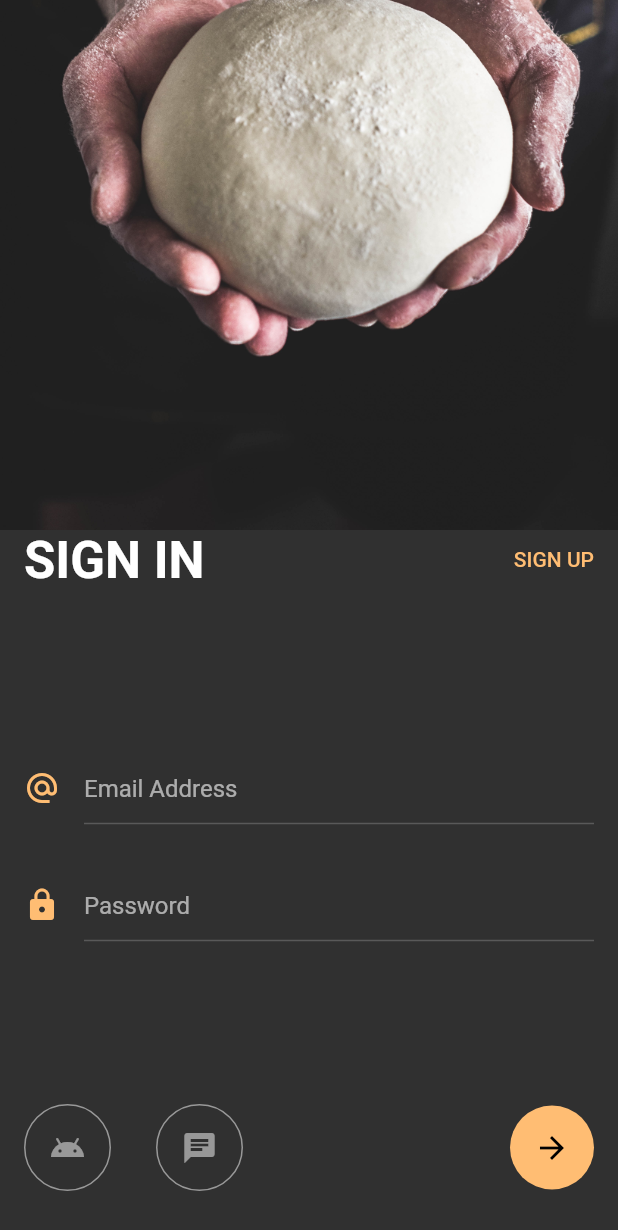
After one commit to hpbyte/flutter_warm_ups, a Flutter app: the screen it shows after launch, after a tap on "START LEARNING", on a phone screen of 412 x 824 dp. The commit adds this screen. Shown: the top 1230 px of the screen. Run offline on Flutter 3.47's test engine with Material 2 defaults, Android fonts, the phone set to English and light mode, and no system bars.

Commit message:
new: Login Screen

```diff
--- /dev/null
+++ b/lib/login_screen.dart
@@ -0,0 +1,135 @@
+import 'package:flutter/material.dart';
+import 'package:warmups/constants.dart';
+
+class LoginScreen extends StatelessWidget {
+  @override
+  Widget build(BuildContext context) {
+    return Scaffold(
+      body: Column(
+        children: [
+          Expanded(
+            flex: 3,
+            child: Container(
+              decoration: BoxDecoration(
+                image: DecorationImage(
+                  image: AssetImage('assets/bg.jpg'),
+                  fit: BoxFit.cover,
+                  alignment: Alignment.bottomCenter,
+                ),
+              ),
+            ),
+          ),
+          Expanded(
+            flex: 4,
+            child: Padding(
+              padding: EdgeInsets.symmetric(horizontal: 16),
+              child: Column(
+                children: [
+                  Row(
+                    mainAxisAlignment: MainAxisAlignment.spaceBetween,
+                    children: [
+                      Text(
+                        'SIGN IN',
+                        style: Theme.of(context).textTheme.headline4,
+                      ),
+                      Text(
+                        'SIGN UP',
+                        style: Theme.of(context).textTheme.button,
+                      ),
+                    ],
+                  ),
+                  Spacer(),
+                  Padding(
+                    padding: EdgeInsets.only(bottom: 30),
+                    child: Row(
+                      crossAxisAlignment: CrossAxisAlignment.center,
+                      children: [
+                        Padding(
+                          padding: EdgeInsets.only(right: 16),
+                          child: Icon(
+                            Icons.alternate_email,
+                            color: primaryColor,
+                          ),
+                        ),
+                        Expanded(
+                          child: TextField(
+                            decoration:
+                                InputDecoration(hintText: 'Email Address'),
+                          ),
+                        ),
+                      ],
+                    ),
+                  ),
+                  Row(
+                    crossAxisAlignment: CrossAxisAlignment.center,
+                    children: [
+                      Padding(
+                        padding: EdgeInsets.only(right: 16),
+                        child: Icon(
+                          Icons.lock,
+                          color: primaryColor,
+                        ),
+                      ),
+                      Expanded(
+                        child: TextField(
+                          decoration: InputDecoration(hintText: 'Password'),
+                        ),
+                      ),
+                    ],
+                  ),
+                  Spacer(),
+                  Padding(
+                    padding: EdgeInsets.only(bottom: 30),
+                    child: Row(
+                      children: [
+                        Container(
+                          padding: EdgeInsets.all(16),
+                          decoration: BoxDecoration(
+                            shape: BoxShape.circle,
+                            border: Border.all(
+                              color: Colors.white.withOpacity(.5),
+                            ),
+                          ),
+                          child: Icon(
+                            Icons.android,
+                            color: Colors.white.withOpacity(.5),
+                          ),
+                        ),
+                        SizedBox(width: 30),
+                        Container(
+                          padding: EdgeInsets.all(16),
+                          decoration: BoxDecoration(
+                            shape: BoxShape.circle,
+                            border: Border.all(
+                              color: Colors.white.withOpacity(.5),
+                            ),
+                          ),
+                          child: Icon(
+                            Icons.chat,
+                            color: Colors.white.withOpacity(.5),
+                          ),
+                        ),
+                        Spacer(),
+                        Container(
+                          padding: EdgeInsets.all(16),
+                          decoration: BoxDecoration(
+                            shape: BoxShape.circle,
+                            color: primaryColor,
+                          ),
+                          child: Icon(
+                            Icons.arrow_forward,
+                            color: Colors.black,
+                          ),
+                        ),
+                      ],
+                    ),
+                  ),
+                ],
+              ),
+            ),
+          ),
+        ],
+      ),
+    );
+  }
+}
--- a/lib/main.dart
+++ b/lib/main.dart
@@ -1,4 +1,5 @@
 import 'package:flutter/material.dart';
+import 'package:warmups/login_screen.dart';
 import 'constants.dart';
 
 void main() {
@@ -26,6 +27,13 @@ class MyApp extends StatelessWidget {
           headline5: TextStyle(
             color: Colors.white,
             fontWeight: FontWeight.normal,
+          ),
+        ),
+        inputDecorationTheme: InputDecorationTheme(
+          enabledBorder: UnderlineInputBorder(
+            borderSide: BorderSide(
+              color: Colors.white.withOpacity(.2),
+            ),
           ),
         ),
       ),
@@ -72,9 +80,21 @@ class WelcomeScreen extends StatelessWidget {
                   ),
                 ),
                 FittedBox(
+                  child: GestureDetector(
+                    onTap: () {
+                      Navigator.push(
+                        context,
+                        MaterialPageRoute(
+                          builder: (context) {
+                            return LoginScreen();
+                          },
+                        ),
+                      );
+                    },
                     child: Container(
                       margin: EdgeInsets.only(bottom: 25),
-                    padding: EdgeInsets.symmetric(horizontal: 26, vertical: 16),
+                      padding:
+                          EdgeInsets.symmetric(horizontal: 26, vertical: 16),
                       decoration: BoxDecoration(
                         borderRadius: BorderRadius.circular(25),
                         color: primaryColor,
@@ -99,6 +119,7 @@ class WelcomeScreen extends StatelessWidget {
                       ),
                     ),
                   ),
+                ),
               ],
             ),
           ),
```
Lines whose indentation alone changed are shown as unchanged.
